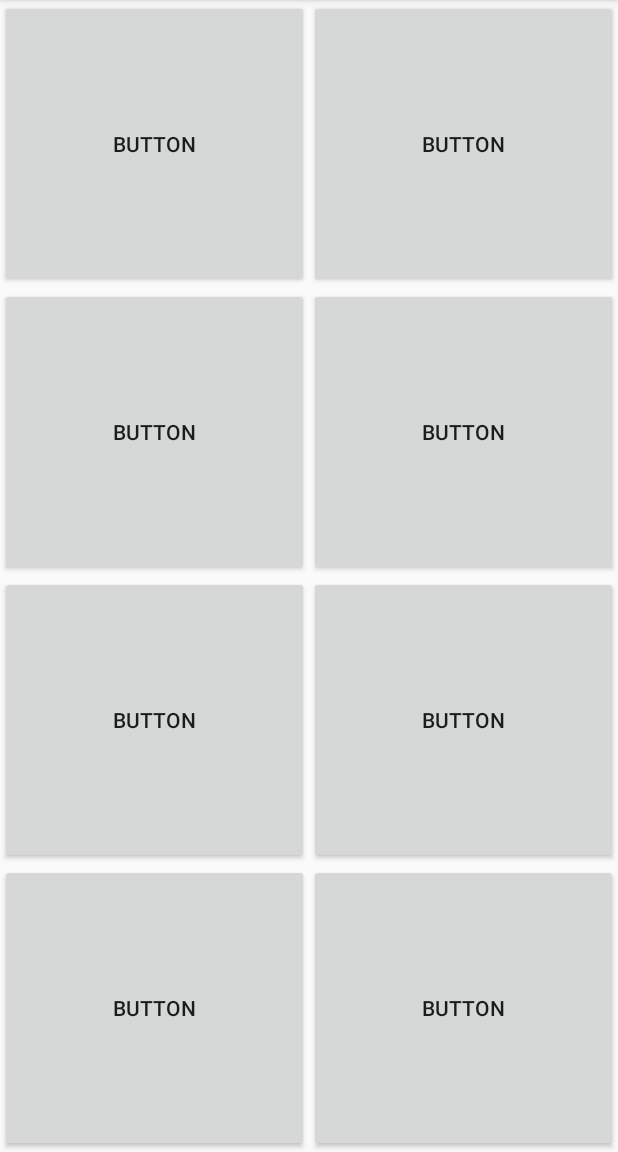
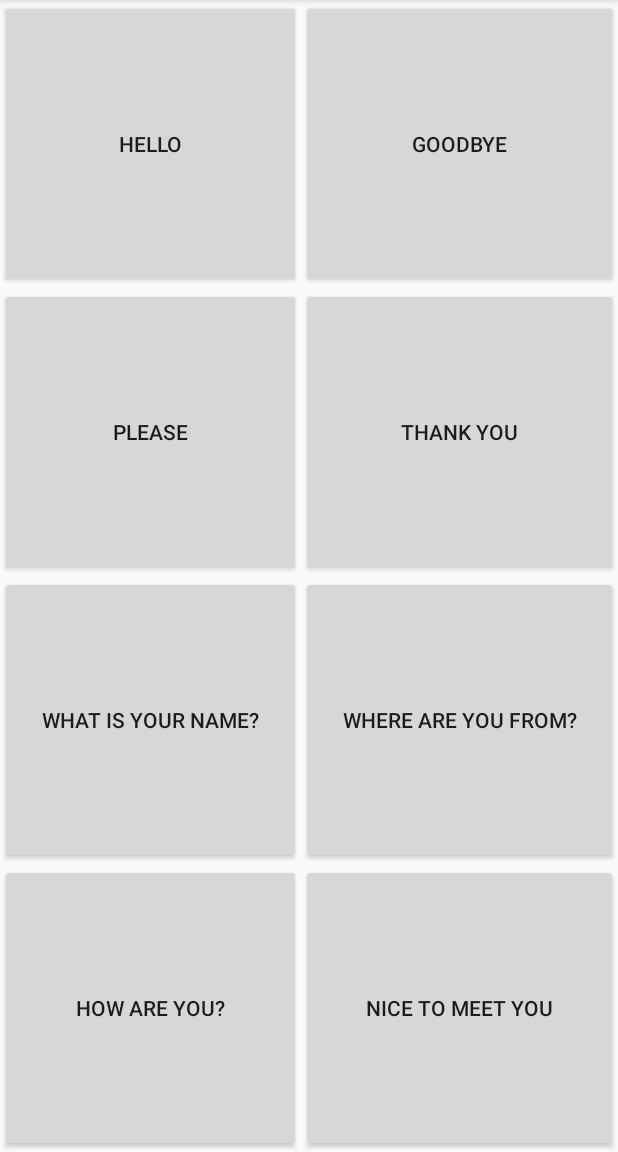
Before and after one commit to mfrancetic/basic-phrases, an Android app: the screen it shows after launch (MainActivity), on a phone screen of 412 x 824 dp, the part 84-1236 px from its top. Run offline under Robolectric (Android 15) with nearby library versions, the phone set to English and light mode, and no system bars.

Commit message:
Add String phrases for the buttons, and raw .mp3 files for the audio

```diff
--- a/app/src/main/res/layout/activity_main.xml
+++ b/app/src/main/res/layout/activity_main.xml
@@ -18,60 +18,60 @@
         app:layout_constraintTop_toTopOf="parent">
 
         <Button
-            android:id="@+id/button_1"
+            android:id="@+id/hello_button"
             android:layout_rowWeight="1"
             android:layout_columnWeight="1"
             android:layout_gravity="fill"
-            android:text="Button" />
+            android:text="@string/hello" />
 
         <Button
-            android:id="@+id/button_2"
+            android:id="@+id/goodbye_button"
             android:layout_rowWeight="1"
             android:layout_columnWeight="1"
             android:layout_gravity="fill"
-            android:text="Button" />
+            android:text="@string/goodbye" />
 
         <Button
-            android:id="@+id/button_3"
+            android:id="@+id/please_button"
             android:layout_rowWeight="1"
             android:layout_columnWeight="1"
             android:layout_gravity="fill"
-            android:text="Button" />
+            android:text="@string/please" />
 
         <Button
-            android:id="@+id/button_4"
+            android:id="@+id/thank_you_button"
             android:layout_rowWeight="1"
             android:layout_columnWeight="1"
             android:layout_gravity="fill"
-            android:text="Button" />
+            android:text="@string/thank_you" />
 
         <Button
-            android:id="@+id/button_5"
+            android:id="@+id/what_is_your_name_button"
             android:layout_rowWeight="1"
             android:layout_columnWeight="1"
             android:layout_gravity="fill"
-            android:text="Button" />
+            android:text="@string/what_is_your_name" />
 
         <Button
-            android:id="@+id/button_6"
+            android:id="@+id/where_are_you_from_button"
             android:layout_rowWeight="1"
             android:layout_columnWeight="1"
             android:layout_gravity="fill"
-            android:text="Button" />
+            android:text="@string/where_are_you_from" />
 
         <Button
-            android:id="@+id/button_7"
+            android:id="@+id/how_are_you_button"
             android:layout_rowWeight="1"
             android:layout_columnWeight="1"
             android:layout_gravity="fill"
-            android:text="Button" />
+            android:text="@string/how_are_you" />
 
         <Button
-            android:id="@+id/button_8"
+            android:id="@+id/nice_to_meet_you_button"
             android:layout_rowWeight="1"
             android:layout_columnWeight="1"
             android:layout_gravity="fill"
-            android:text="Button" />
+            android:text="@string/nice_to_meet_you" />
 
     </GridLayout>
 
--- a/app/src/main/res/values/strings.xml
+++ b/app/src/main/res/values/strings.xml
@@ -1,3 +1,11 @@
 <resources>
     <string name="app_name">BasicPhrases</string>
+    <string name="hello">Hello</string>
+    <string name="goodbye">Goodbye</string>
+    <string name="please">Please</string>
+    <string name="thank_you">Thank you</string>
+    <string name="how_are_you">How are you?</string>
+    <string name="what_is_your_name">What is your name?</string>
+    <string name="where_are_you_from">Where are you from?</string>
+    <string name="nice_to_meet_you">Nice to meet you</string>
 </resources>
```
Also changed, not shown: 8 other files.
